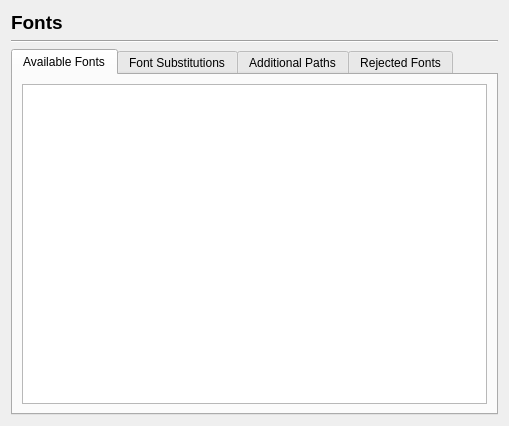
Above: scribus/ui/prefs_fontsbase.ui from scribusproject/scribus before the change. Below: the same form after it.
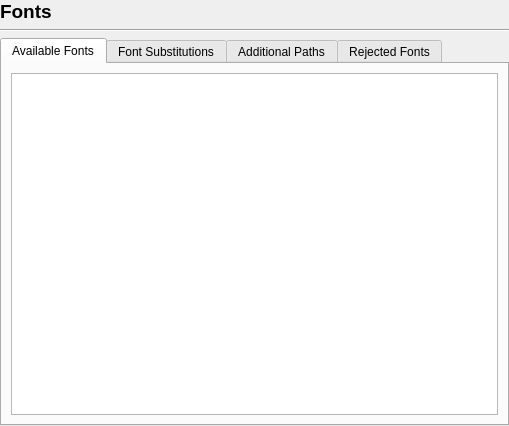
That is the form after the change. Custom widgets are drawn as their Qt base class.

The edit to the form file:
```diff
--- a/scribus/ui/prefs_fontsbase.ui
+++ b/scribus/ui/prefs_fontsbase.ui
@@ -14,6 +14,18 @@
    <string notr="true">Form</string>
   </property>
   <layout class="QVBoxLayout" name="verticalLayout">
+   <property name="leftMargin">
+    <number>0</number>
+   </property>
+   <property name="topMargin">
+    <number>0</number>
+   </property>
+   <property name="rightMargin">
+    <number>0</number>
+   </property>
+   <property name="bottomMargin">
+    <number>0</number>
+   </property>
    <item>
     <widget class="QLabel" name="label">
      <property name="font">
```
